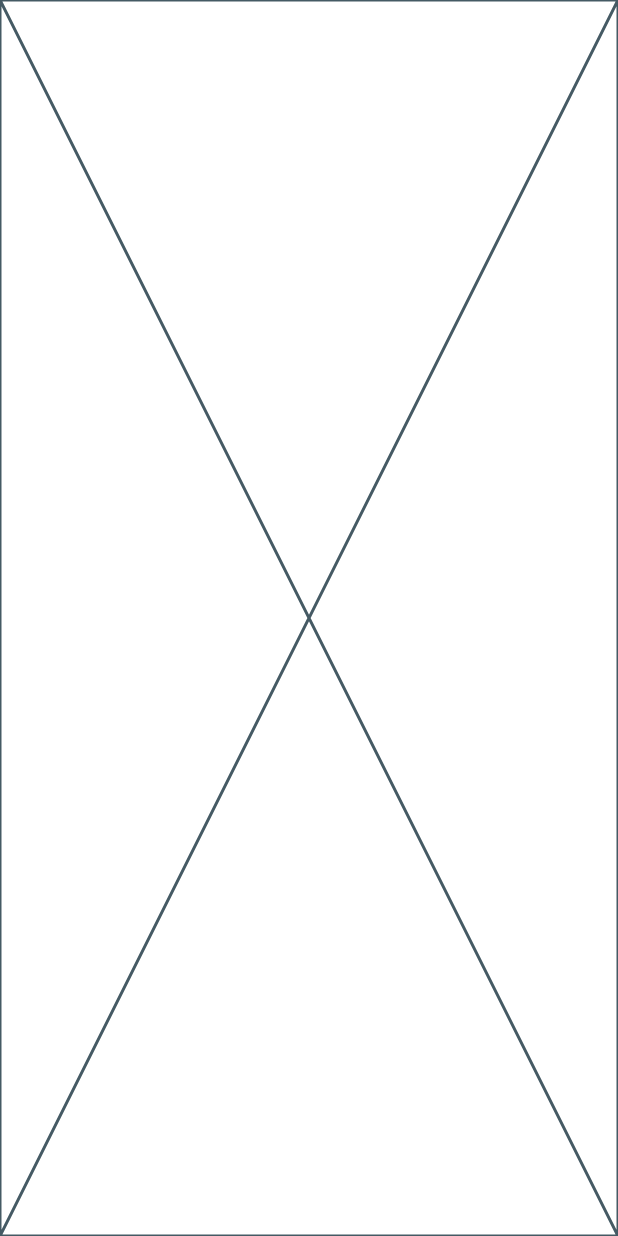
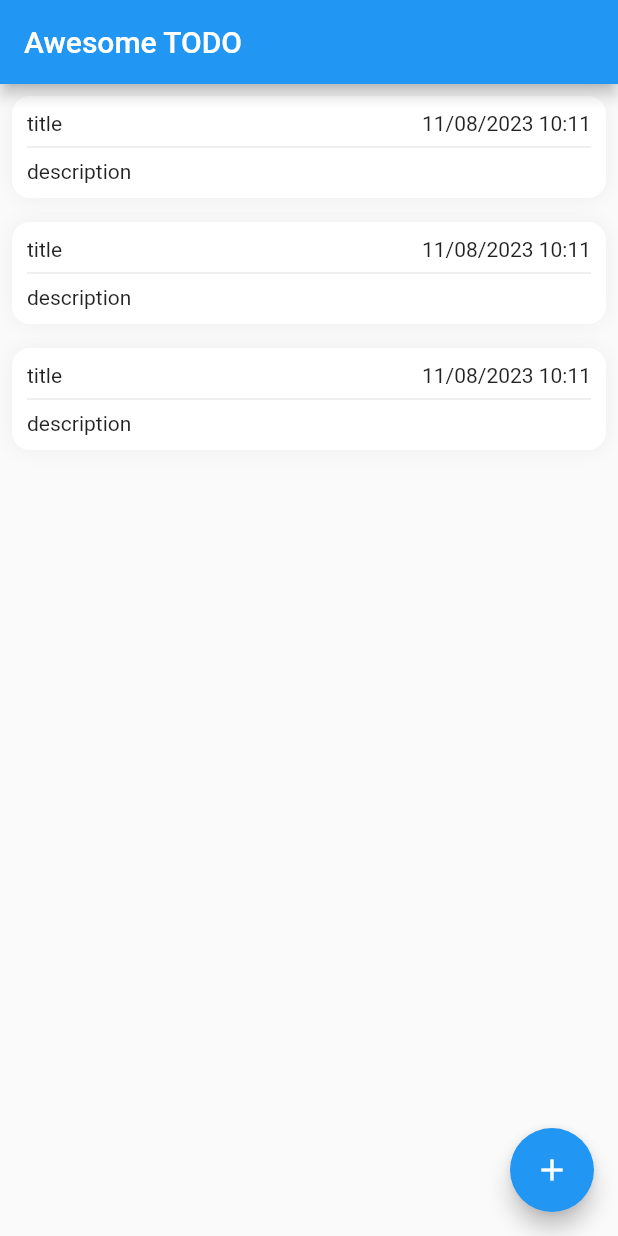
Before and after one commit to Samir-Sattarov/todo_app, a Flutter app: the screen it shows after launch, on a phone screen of 412 x 824 dp. Run offline on Flutter 3.47's test engine with Material 2 defaults, Android fonts, the phone set to English and light mode, and no system bars.

Commit message:
Home screen added and created task entity

```diff
--- /dev/null
+++ b/lib/core/api/api_constants.dart
@@ -0,0 +1,2 @@
+class ApiConstants {
+}
--- /dev/null
+++ b/lib/core/entity/task_entity.dart
@@ -0,0 +1,39 @@
+enum TaskStatus {
+  todo,
+  process,
+  done,
+}
+
+class TaskEntity {
+  final String title;
+  final String description;
+  final DateTime date;
+  final TaskStatus status;
+
+  const TaskEntity({
+    required this.title,
+    required this.description,
+    required this.date,
+    required this.status,
+  });
+
+  factory TaskEntity.fromJson(Map<String, dynamic> json) {
+    return TaskEntity(
+      title: json['title'],
+      description: json['description'],
+      date: DateTime.parse(json['date']),
+      status: TaskStatus.values[json['isDone']],
+    );
+  }
+
+  Map<String, dynamic> toJson() {
+    final Map<String, dynamic> data = {};
+
+    data['title'] = title;
+    data['description'] = description;
+    data['date'] = date.toIso8601String();
+    data['isDone'] = status.index;
+
+    return data;
+  }
+}
--- a/lib/main.dart
+++ b/lib/main.dart
@@ -1,4 +1,6 @@
 import 'package:flutter/material.dart';
+
+import 'screens/home_screen.dart';
 
 void main() {
   runApp(const MyApp());
@@ -18,16 +20,3 @@ class MyApp extends StatelessWidget {
     );
   }
 }
-class HomeScreen extends StatefulWidget {
-  const HomeScreen({Key? key}) : super(key: key);
-
-  @override
-  State<HomeScreen> createState() => _HomeScreenState();
-}
-
-class _HomeScreenState extends State<HomeScreen> {
-  @override
-  Widget build(BuildContext context) {
-    return const Placeholder();
-  }
-}
--- /dev/null
+++ b/lib/screens/home_screen.dart
@@ -0,0 +1,62 @@
+import 'package:flutter/material.dart';
+import 'package:todo_app/widgets/task_card_widget.dart';
+
+import '../core/entity/task_entity.dart';
+
+class HomeScreen extends StatefulWidget {
+  const HomeScreen({Key? key}) : super(key: key);
+
+  @override
+  State<HomeScreen> createState() => _HomeScreenState();
+}
+
+class _HomeScreenState extends State<HomeScreen> {
+  final List<TaskEntity> listTasks = [
+    TaskEntity(
+        title: "title",
+        description: "description",
+        date: DateTime.now(),
+        status: TaskStatus.todo,),
+    TaskEntity(
+        title: "title",
+        description: "description",
+        date: DateTime.now(),
+        status: TaskStatus.process,),
+    TaskEntity(
+      title: "title",
+      description: "description",
+      date: DateTime.now(),
+      status: TaskStatus.done,
+    ),
+  ];
+
+  @override
+  void initState() {
+    super.initState();
+  }
+
+  @override
+  Widget build(BuildContext context) {
+    return Scaffold(
+      appBar: AppBar(
+        title: const Text("Awesome TODO"),
+      ),
+      body: ListView.builder(
+        itemBuilder: (context, index) {
+          final entity = listTasks[index];
+
+          return Padding(
+            padding: const EdgeInsets.all(8.0),
+            child: TaskCardWidget(entity: entity),
+          );
+
+        },
+        itemCount: listTasks.length,
+      ),
+      floatingActionButton: FloatingActionButton(
+        onPressed: () {},
+        child: const Icon(Icons.add),
+      ),
+    );
+  }
+}
--- /dev/null
+++ b/lib/widgets/task_card_widget.dart
@@ -0,0 +1,43 @@
+import 'package:easy_localization/easy_localization.dart';
+import 'package:flutter/material.dart';
+
+import '../core/entity/task_entity.dart';
+
+class TaskCardWidget extends StatelessWidget {
+  final TaskEntity entity;
+  const TaskCardWidget({
+    Key? key,
+    required this.entity,
+  }) : super(key: key);
+
+  @override
+  Widget build(BuildContext context) {
+    return Container(
+      padding: const EdgeInsets.all(10),
+      decoration: BoxDecoration(
+        color: Colors.white,
+        borderRadius: BorderRadius.circular(12),
+        boxShadow: [
+          BoxShadow(
+            color: Colors.grey.shade200,
+            blurRadius: 10,
+          ),
+        ],
+      ),
+      child: Column(
+        crossAxisAlignment: CrossAxisAlignment.start,
+        children: [
+          Row(
+            mainAxisAlignment: MainAxisAlignment.spaceBetween,
+            children: [
+              Text(entity.title),
+              Text(DateFormat("MM/dd/yyyy HH:MM").format(entity.date)),
+            ],
+          ),
+          const Divider(),
+          Text(entity.description),
+        ],
+      ),
+    );
+  }
+}
--- a/pubspec.yaml
+++ b/pubspec.yaml
@@ -35,6 +35,7 @@ dependencies:
   # The following adds the Cupertino Icons font to your application.
   # Use with the CupertinoIcons class for iOS style icons.
   cupertino_icons: ^1.0.2
+  easy_localization: ^3.0.3
 
 dev_dependencies:
   flutter_test:
```
Also changed, not shown: pubspec.lock, 2 other files.
